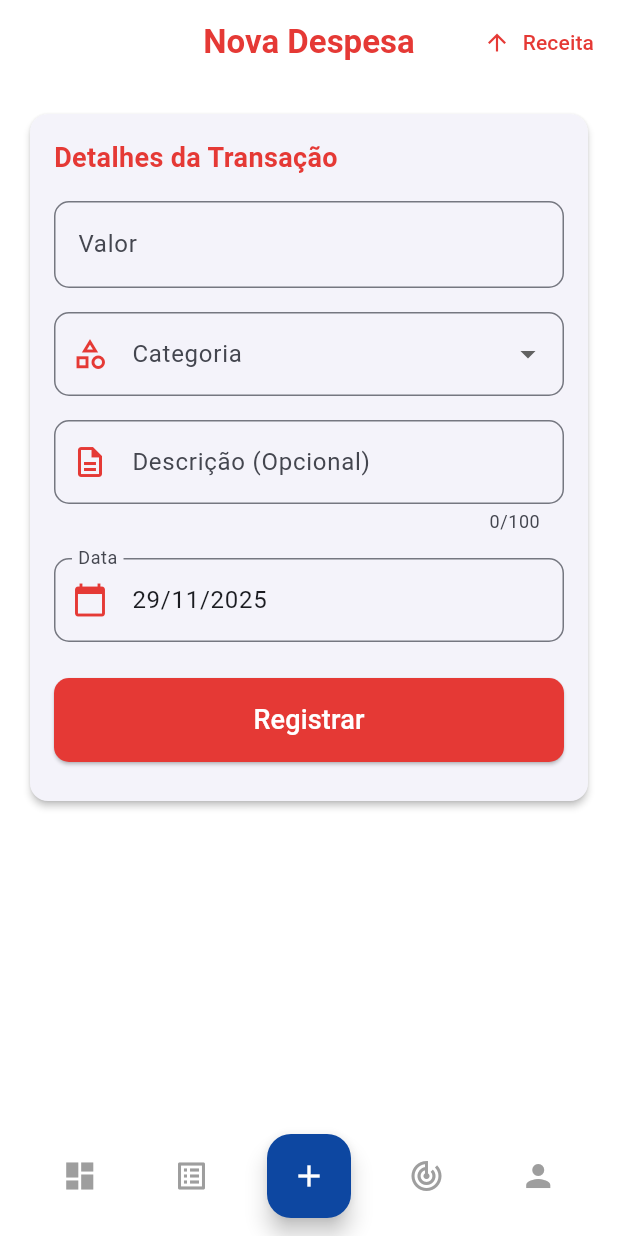
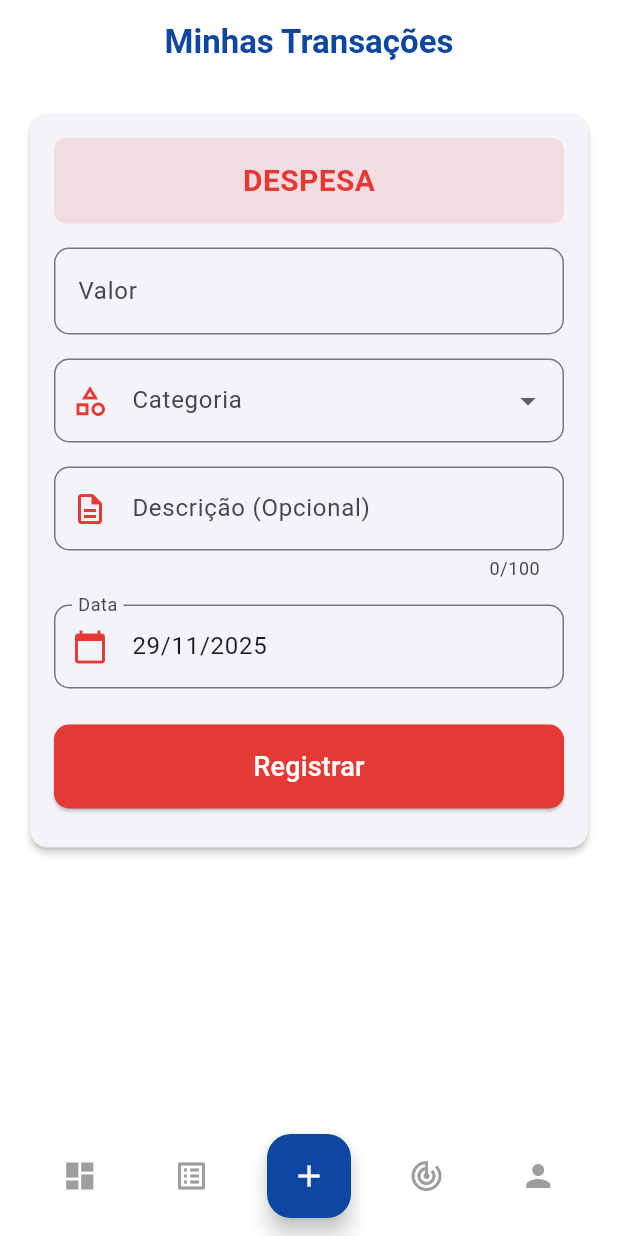
Before and after one commit to ChristianSRocha/horizon_finance, a Flutter app: the TransactionFormScreen screen opened directly, on a phone screen of 412 x 824 dp. Run offline on Flutter 3.47's test engine with Material 3 defaults, Android fonts, the phone set to English and light mode, and no system bars; our stand-ins replace email_validator, fl_chart, flutter_dotenv, flutter_riverpod, freezed_annotation, go_router and 4 more; accounts and stored records are empty; generated files the repository leaves out were written again.

Commit message:
Ajuste no design do botão da página de transições

```diff
--- a/lib/screens/transaction/transaction_form_screen.dart
+++ b/lib/screens/transaction/transaction_form_screen.dart
@@ -31,19 +31,19 @@ class TransactionFormScreen extends ConsumerStatefulWidget {
       _TransactionFormScreenState();
 }
 
-class _TransactionFormScreenState extends ConsumerState<TransactionFormScreen> {
+class _TransactionFormScreenState
+    extends ConsumerState<TransactionFormScreen> {
   late TransactionType _type;
   final _formKey = GlobalKey<FormState>();
 
   final TextEditingController _valueController = TextEditingController();
   final TextEditingController _descriptionController = TextEditingController();
-  final TextEditingController _dateController = TextEditingController();  // <-- ADICIONADO
+  final TextEditingController _dateController = TextEditingController();
 
   DateTime _selectedDate = DateTime.now();
   int? _selectedCategoryId;
   bool _isLoading = false;
 
-  // --- CATEGORIAS ---
   static final List<Category> _allCategories = [
     Category(id: 1, nome: 'Salário', tipo: 'RECEITA'),
     Category(id: 2, nome: 'Renda Extra (Freela)', tipo: 'RECEITA'),
@@ -95,7 +95,6 @@ class _TransactionFormScreenState extends ConsumerState<TransactionFormScreen> {
       _selectedCategoryId = t.categoriaId;
     }
 
-    // Preenche a data no campo
     _dateController.text = DateFormat('dd/MM/yyyy').format(_selectedDate);
   }
 
@@ -171,9 +170,8 @@ class _TransactionFormScreenState extends ConsumerState<TransactionFormScreen> {
       lastDate: DateTime(2100),
       builder: (context, child) => Theme(
         data: ThemeData.light().copyWith(
-          colorScheme: ColorScheme.light(
-            primary: Theme.of(context).primaryColor,
-          ),
+          colorScheme:
+              ColorScheme.light(primary: Theme.of(context).primaryColor),
         ),
         child: child!,
       ),
@@ -194,26 +192,24 @@ class _TransactionFormScreenState extends ConsumerState<TransactionFormScreen> {
         ? const Color(0xFF2E7D32)
         : const Color(0xFFE53935);
 
-    final title = widget.isEditing
-        ? 'Editar ${_type == TransactionType.receita ? "Receita" : "Despesa"}'
-        : 'Nova ${_type == TransactionType.receita ? "Receita" : "Despesa"}';
-
     return Scaffold(
       backgroundColor: Colors.white,
 
       appBar: AppBar(
-        automaticallyImplyLeading: false, // sem botão de voltar
+        automaticallyImplyLeading: false,
         title: Text(
-          title,
-          style: TextStyle(color: typeColor, fontWeight: FontWeight.bold),
+          "Minhas Transações",
+          style: TextStyle(
+            color: Theme.of(context).primaryColor,
+            fontWeight: FontWeight.bold,
+          ),
         ),
         backgroundColor: Colors.white,
         elevation: 0,
         centerTitle: true,
-        iconTheme: IconThemeData(color: typeColor),
-        actions: widget.isEditing ? null : [
-          _buildTypeSwapButton(typeColor),
-        ],
+        iconTheme: IconThemeData(
+          color: Theme.of(context).primaryColor,
+        ),
       ),
 
       bottomNavigationBar: BottomNavMenu(
@@ -228,7 +224,8 @@ class _TransactionFormScreenState extends ConsumerState<TransactionFormScreen> {
             child: Card(
               elevation: 2,
               shape: RoundedRectangleBorder(
-                  borderRadius: BorderRadius.circular(12)),
+                borderRadius: BorderRadius.circular(12),
+              ),
               child: Padding(
                 padding: const EdgeInsets.all(16),
                 child: Form(
@@ -236,14 +233,37 @@ class _TransactionFormScreenState extends ConsumerState<TransactionFormScreen> {
                   child: Column(
                     crossAxisAlignment: CrossAxisAlignment.stretch,
                     children: [
-                      Text(
-                        'Detalhes da Transação',
-                        style: TextStyle(
-                          fontSize: 18,
-                          color: typeColor,
-                          fontWeight: FontWeight.bold,
+                      // BANNER BOTÃO RECEITA/DESPESA
+                      GestureDetector(
+                        onTap: () {
+                          setState(() {
+                            _type = _type == TransactionType.receita
+                                ? TransactionType.despesa
+                                : TransactionType.receita;
+                            _selectedCategoryId = null;
+                          });
+                        },
+                        child: Container(
+                          padding: const EdgeInsets.symmetric(vertical: 14),
+                          decoration: BoxDecoration(
+                            color: typeColor.withOpacity(0.12),
+                            borderRadius: BorderRadius.circular(8),
+                          ),
+                          child: Center(
+                            child: Text(
+                              _type == TransactionType.receita
+                                  ? "RECEITA"
+                                  : "DESPESA",
+                              style: TextStyle(
+                                fontSize: 20,
+                                fontWeight: FontWeight.bold,
+                                color: typeColor,
+                              ),
+                            ),
+                          ),
                         ),
                       ),
+
                       const SizedBox(height: 16),
 
                       _buildValueField(typeColor),
@@ -260,9 +280,7 @@ class _TransactionFormScreenState extends ConsumerState<TransactionFormScreen> {
 
                       _buildActionButton(
                         typeColor,
-                        widget.isEditing
-                            ? 'Salvar Alterações'
-                            : 'Registrar',
+                        widget.isEditing ? 'Salvar Alterações' : 'Registrar',
                       ),
 
                       if (widget.isEditing) _buildDeleteButton(),
@@ -287,30 +305,8 @@ class _TransactionFormScreenState extends ConsumerState<TransactionFormScreen> {
   }
 
   // ----------------------------------------------
-  // WIDGETS
+  // CAMPOS / WIDGETS AUXILIARES
   // ----------------------------------------------
-
-  Widget _buildTypeSwapButton(Color color) {
-    final isReceita = _type == TransactionType.receita;
-    return TextButton.icon(
-      icon: Icon(
-        isReceita ? Icons.arrow_downward : Icons.arrow_upward,
-        color: color,
-      ),
-      label: Text(
-        isReceita ? 'Despesa' : 'Receita',
-        style: TextStyle(color: color),
-      ),
-      onPressed: () {
-        setState(() {
-          _type = isReceita
-              ? TransactionType.despesa
-              : TransactionType.receita;
-          _selectedCategoryId = null;
-        });
-      },
-    );
-  }
 
   Widget _buildValueField(Color color) {
     return TextFormField(
@@ -370,8 +366,7 @@ class _TransactionFormScreenState extends ConsumerState<TransactionFormScreen> {
           )
           .toList(),
       onChanged: (v) => setState(() => _selectedCategoryId = v),
-      validator: (v) =>
-          v == null ? 'Selecione a categoria.' : null,
+      validator: (v) => v == null ? 'Selecione a categoria.' : null,
     );
   }
 
@@ -383,10 +378,6 @@ class _TransactionFormScreenState extends ConsumerState<TransactionFormScreen> {
         labelText: 'Descrição (Opcional)',
         prefixIcon: Icon(Icons.description_outlined, color: color),
         border: OutlineInputBorder(borderRadius: BorderRadius.circular(10)),
-        focusedBorder: OutlineInputBorder(
-          borderRadius: BorderRadius.circular(10),
-          borderSide: BorderSide(color: color, width: 2),
-        ),
       ),
     );
   }
@@ -399,10 +390,6 @@ class _TransactionFormScreenState extends ConsumerState<TransactionFormScreen> {
         labelText: 'Data',
         prefixIcon: Icon(Icons.calendar_today, color: color),
         border: OutlineInputBorder(borderRadius: BorderRadius.circular(10)),
-        focusedBorder: OutlineInputBorder(
-          borderRadius: BorderRadius.circular(10),
-          borderSide: BorderSide(color: color, width: 2),
-        ),
       ),
       onTap: () => _selectDate(context),
     );
```
